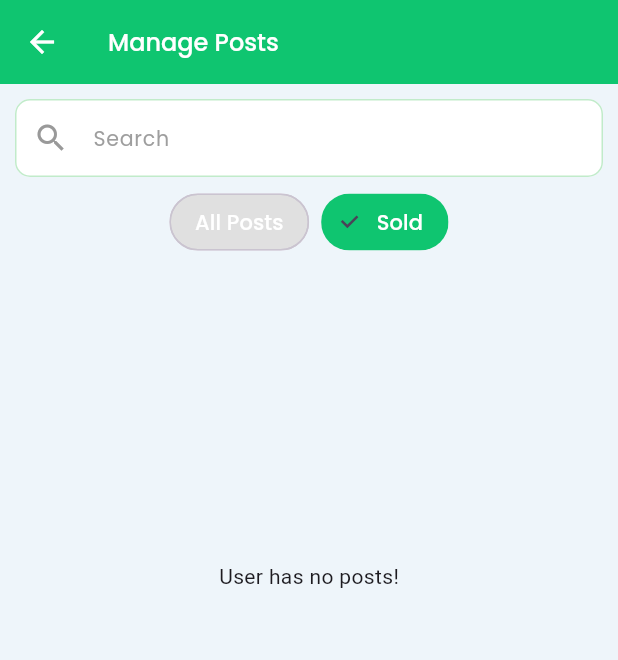
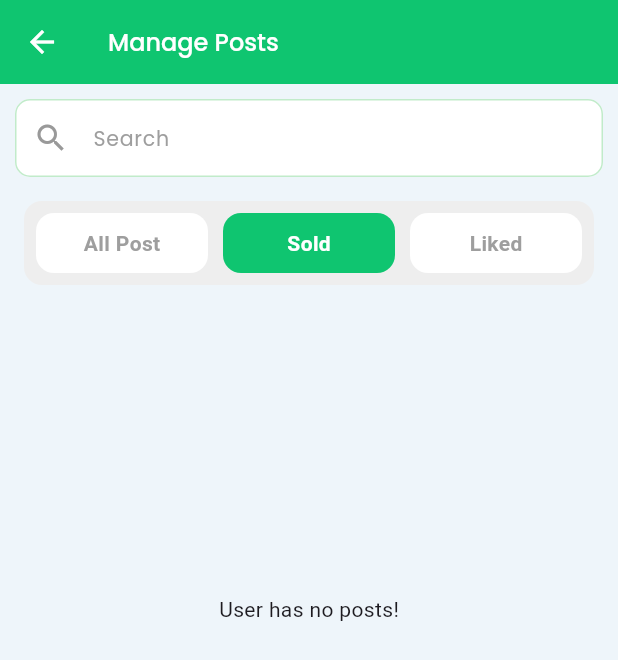
Before and after one commit to mimoriam/farmers_hub, a Flutter app: the ManagePostScreen screen opened directly, after a tap on "Sold", on a phone screen of 412 x 824 dp. Shown: the top 660 px of the screen. Run offline on Flutter 3.47's test engine with Material 3 defaults, Android fonts, the phone set to English and light mode, and no system bars; drawn by our look-alikes of flutter_form_builder; our stand-ins replace animated_text_kit, another_flutter_splash_screen, carousel_slider, cloud_firestore, dio, dotted_border and 19 more; missing offline and left inert: dio_smart_retry, sign_button, tap_debouncer; accounts and stored records are empty; project files that could hold a hidden picture were left out.

Commit message:
managed posts search and tabbar

```diff
--- a/lib/screens/manage_post/manage_post_screen.dart
+++ b/lib/screens/manage_post/manage_post_screen.dart
@@ -24,6 +24,24 @@ class _ManagePostScreenState extends State<ManagePostScreen> {
   final firebaseService = FirebaseService();
 
   bool _showSoldPosts = false;
+
+  String _searchQuery = "";
+
+  int _selectedTabIndex = 0;
+
+  /// Determines which Firebase query to run based on the selected tab.
+  Future<List<QueryDocumentSnapshot<Object?>>> _getFutureForSelectedTab() {
+    switch (_selectedTabIndex) {
+      case 0:
+        return firebaseService.getAllPostsByCurrentUser();
+      case 1:
+        return firebaseService.getSoldPostsByCurrentUser();
+      case 2:
+        return firebaseService.getFavoritedPosts();
+      default:
+        return firebaseService.getAllPostsByCurrentUser();
+    }
+  }
 
   @override
   Widget build(BuildContext context) {
@@ -57,6 +75,11 @@ class _ManagePostScreenState extends State<ManagePostScreen> {
                       style: GoogleFonts.poppins(
                         textStyle: TextStyle(fontSize: 13.69, fontWeight: FontWeight.w400, height: 1.43),
                       ),
+                      onChanged: (value) {
+                        setState(() {
+                          _searchQuery = value ?? "";
+                        });
+                      },
                       decoration: InputDecoration(
                         hintText: 'Search',
                         hintStyle: GoogleFonts.poppins(
@@ -82,77 +105,80 @@ class _ManagePostScreenState extends State<ManagePostScreen> {
                     ),
                   ),
 
-                  Center(
-                    child: Padding(
-                      padding: const EdgeInsets.only(left: 10, right: 10, bottom: 6),
-                      child: Row(
-                        mainAxisAlignment: MainAxisAlignment.center,
-                        crossAxisAlignment: CrossAxisAlignment.center,
-                        children: [
-                          Row(
-                            children: [
-                              FilterChip(
-                                onSelected: (bool selected) {
-                                  if (selected) {
-                                    setState(() {
-                                      _showSoldPosts = !_showSoldPosts;
-                                    });
-                                  }
-                                },
-                                shape: RoundedRectangleBorder(
-                                  borderRadius: BorderRadius.all(Radius.circular(20)),
-                                ),
-                                // selected: "",
-                                selected: _showSoldPosts == false,
-                                selectedColor: onboardingColor,
-                                backgroundColor: Colors.grey[300],
-                                label: Text(
-                                  "All Posts",
-                                  style: GoogleFonts.poppins(
-                                    fontSize: 14,
-                                    fontWeight: FontWeight.w500,
-                                    color: Colors.white,
-                                  ),
-                                ),
-                              ),
+                  // Center(
+                  //   child: Padding(
+                  //     padding: const EdgeInsets.only(left: 10, right: 10, bottom: 6),
+                  //     child: Row(
+                  //       mainAxisAlignment: MainAxisAlignment.center,
+                  //       crossAxisAlignment: CrossAxisAlignment.center,
+                  //       children: [
+                  //         Row(
+                  //           children: [
+                  //             FilterChip(
+                  //               onSelected: (bool selected) {
+                  //                 if (selected) {
+                  //                   setState(() {
+                  //                     _showSoldPosts = !_showSoldPosts;
+                  //                   });
+                  //                 }
+                  //               },
+                  //               shape: RoundedRectangleBorder(
+                  //                 borderRadius: BorderRadius.all(Radius.circular(20)),
+                  //               ),
+                  //               // selected: "",
+                  //               selected: _showSoldPosts == false,
+                  //               selectedColor: onboardingColor,
+                  //               backgroundColor: Colors.grey[300],
+                  //               label: Text(
+                  //                 "All Posts",
+                  //                 style: GoogleFonts.poppins(
+                  //                   fontSize: 14,
+                  //                   fontWeight: FontWeight.w500,
+                  //                   color: Colors.white,
+                  //                 ),
+                  //               ),
+                  //             ),
+                  //
+                  //             SizedBox(width: 8),
+                  //
+                  //             FilterChip(
+                  //               onSelected: (bool selected) {
+                  //                 if (selected) {
+                  //                   setState(() {
+                  //                     _showSoldPosts = !_showSoldPosts;
+                  //                   });
+                  //                 }
+                  //               },
+                  //               shape: RoundedRectangleBorder(
+                  //                 borderRadius: BorderRadius.all(Radius.circular(20)),
+                  //               ),
+                  //               selectedColor: onboardingColor,
+                  //               selected: _showSoldPosts == true,
+                  //               backgroundColor: Colors.grey[300],
+                  //               label: Text(
+                  //                 "Sold",
+                  //                 style: GoogleFonts.poppins(
+                  //                   fontSize: 14,
+                  //                   fontWeight: FontWeight.w500,
+                  //                   color: Colors.white,
+                  //                 ),
+                  //               ),
+                  //             ),
+                  //           ],
+                  //         ),
+                  //       ],
+                  //     ),
+                  //   ),
+                  // ),
 
-                              SizedBox(width: 8),
-
-                              FilterChip(
-                                onSelected: (bool selected) {
-                                  if (selected) {
-                                    setState(() {
-                                      _showSoldPosts = !_showSoldPosts;
-                                    });
-                                  }
-                                },
-                                shape: RoundedRectangleBorder(
-                                  borderRadius: BorderRadius.all(Radius.circular(20)),
-                                ),
-                                selectedColor: onboardingColor,
-                                selected: _showSoldPosts == true,
-                                backgroundColor: Colors.grey[300],
-                                label: Text(
-                                  "Sold",
-                                  style: GoogleFonts.poppins(
-                                    fontSize: 14,
-                                    fontWeight: FontWeight.w500,
-                                    color: Colors.white,
-                                  ),
-                                ),
-                              ),
-                            ],
-                          ),
-                        ],
-                      ),
-                    ),
-                  ),
+                  _buildTabBar(),
 
                   FutureBuilder(
-                    future:
-                        _showSoldPosts == true
-                            ? firebaseService.getSoldPostsByCurrentUser()
-                            : firebaseService.getAllPostsByCurrentUser(),
+                    // future:
+                    //     _showSoldPosts == true
+                    //         ? firebaseService.getSoldPostsByCurrentUser()
+                    //         : firebaseService.getAllPostsByCurrentUser(),
+                    future: _getFutureForSelectedTab(),
                     builder: (context, snapshot) {
                       if (snapshot.connectionState == ConnectionState.waiting) {
                         // return const Center(child: CircularProgressIndicator(color: onboardingColor));
@@ -209,15 +235,42 @@ class _ManagePostScreenState extends State<ManagePostScreen> {
                         );
                       }
 
+                      final filteredPosts =
+                          _searchQuery.isEmpty
+                              ? postData
+                              : postData.where((post) {
+                                final title =
+                                    (post.data() as Map<String, dynamic>)['title']
+                                        ?.toString()
+                                        .toLowerCase() ??
+                                    '';
+                                return title.contains(_searchQuery.toLowerCase());
+                              }).toList();
+
+                      if (filteredPosts.isEmpty) {
+                        return SizedBox(
+                          height: MediaQuery.of(context).size.height * 0.5,
+                          child: Container(
+                            alignment: Alignment.center,
+                            child: Text("No posts match your search."),
+                          ),
+                        );
+                      }
+
                       return ListView.builder(
-                        itemCount: postData.length,
+                        // itemCount: postData.length,
+                        itemCount: filteredPosts.length,
                         shrinkWrap: true,
                         scrollDirection: Axis.vertical,
                         physics: const NeverScrollableScrollPhysics(),
                         itemBuilder: (BuildContext context, int index) {
-                          final post = postData[index].data() as Map<String, dynamic>;
-                          final postId = postData[index].id;
+                          // final post = postData[index].data() as Map<String, dynamic>;
+                          // final postId = postData[index].id;
+                          //
+                          // final List<String> imageUrls = List<String>.from(post['imageUrls'] ?? []);
 
+                          final post = filteredPosts[index].data() as Map<String, dynamic>;
+                          final postId = filteredPosts[index].id;
                           final List<String> imageUrls = List<String>.from(post['imageUrls'] ?? []);
 
                           return Center(
@@ -301,6 +354,58 @@ class _ManagePostScreenState extends State<ManagePostScreen> {
                     },
                   ),
                 ],
+              ),
+            ),
+          ),
+        ),
+      ),
+    );
+  }
+
+  Widget _buildTabBar() {
+    return Container(
+      margin: const EdgeInsets.symmetric(horizontal: 16, vertical: 10),
+      padding: const EdgeInsets.all(8),
+      decoration: BoxDecoration(
+        color: Colors.grey[200],
+        borderRadius: BorderRadius.circular(12),
+      ),
+      child: Row(
+        children: [
+          _buildTabItem(0, "All Post"),
+          SizedBox(width: 10),
+          _buildTabItem(1, "Sold"),
+          SizedBox(width: 10),
+          _buildTabItem(2, "Liked"),
+        ],
+      ),
+    );
+  }
+
+  /// Builds an individual item for the tab bar.
+  Widget _buildTabItem(int index, String title) {
+    bool isSelected = _selectedTabIndex == index;
+    return Expanded(
+      child: GestureDetector(
+        onTap: () {
+          setState(() {
+            _selectedTabIndex = index;
+          });
+        },
+        child: AnimatedContainer(
+          duration: const Duration(milliseconds: 300),
+          curve: Curves.easeInOut,
+          padding: const EdgeInsets.symmetric(vertical: 10),
+          decoration: BoxDecoration(
+            color: isSelected ? onboardingColor : Colors.white,
+            borderRadius: BorderRadius.circular(12),
+          ),
+          child: Center(
+            child: Text(
+              title,
+              style: TextStyle(
+                color: isSelected ? Colors.white : Colors.grey[500],
+                fontWeight: FontWeight.w600,
               ),
             ),
           ),
```
